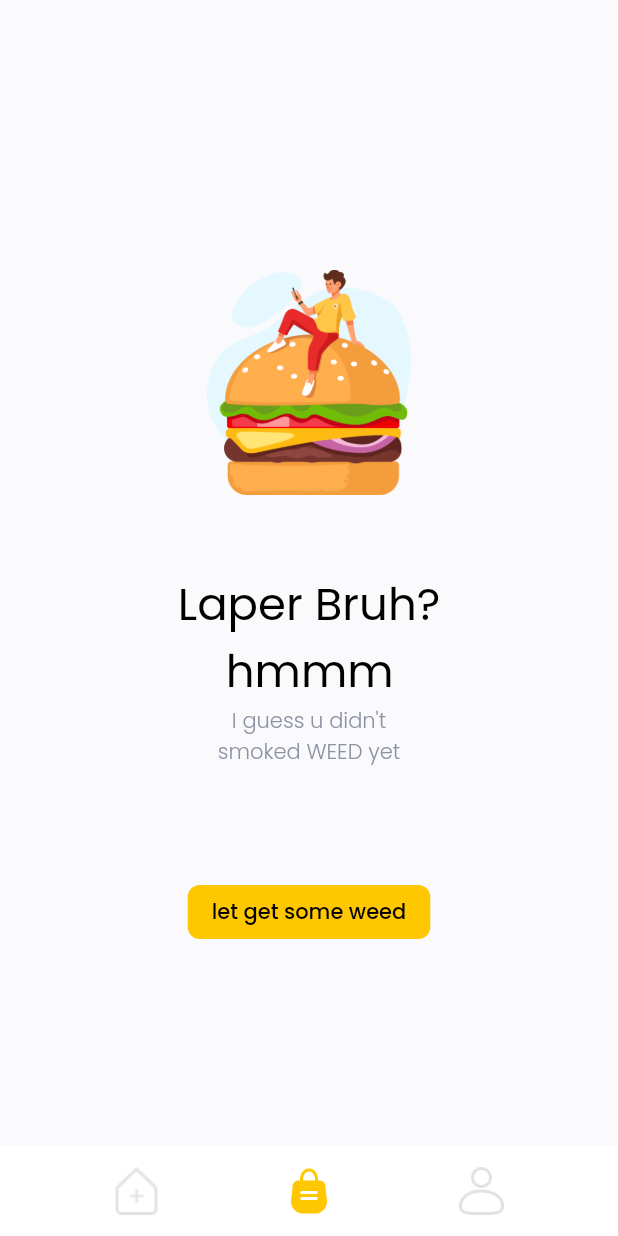
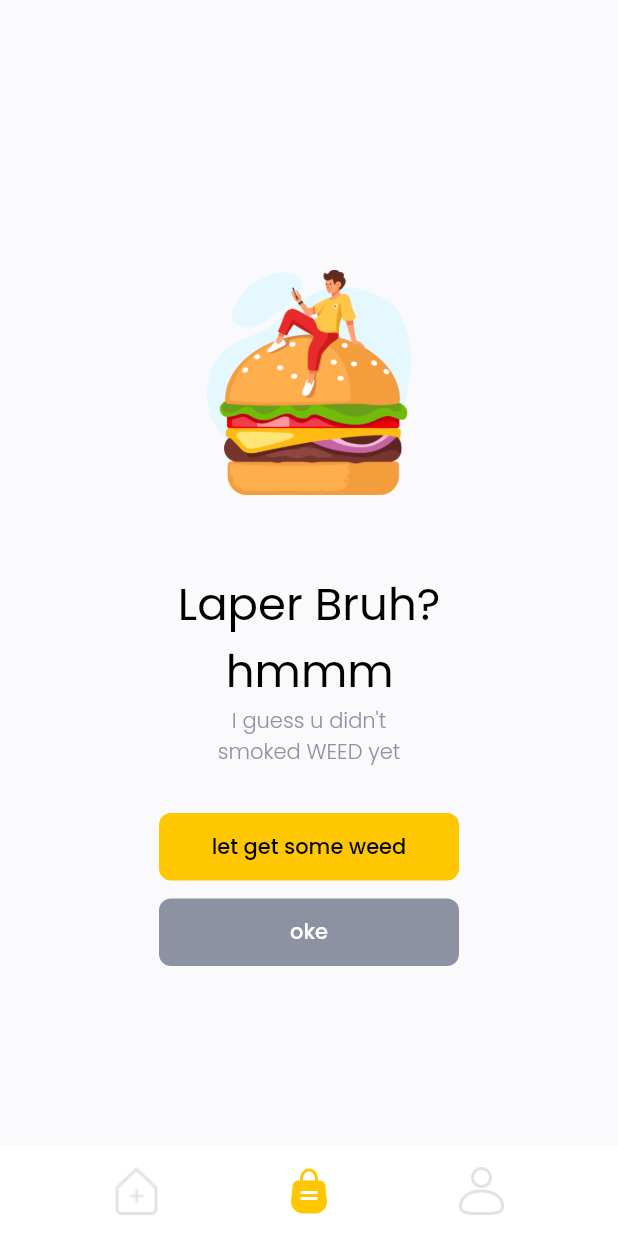
Before and after one commit to egifauzi/wiscool, a Flutter app: the MainPage screen opened directly, swiped to page 2, on a phone screen of 412 x 824 dp. Run offline on Flutter 3.47's test engine with Material 2 defaults, Android fonts, the light colour scheme and no system bars; our stand-ins replace equatable, flutter_spinkit, get, google_fonts, material_design_icons_flutter, supercharged; network calls fail.

Commit message:
success order and signup Illustrasion

```diff
--- a/lib/main.dart
+++ b/lib/main.dart
@@ -13,7 +13,7 @@ class MyApp extends StatelessWidget {
   Widget build(BuildContext context) {
     return GetMaterialApp(
       debugShowCheckedModeBanner: false,
-      home: MainPage(),
+      home: SuccessSignUpPage(),
       // home: PaymentPage(
       //   transaction: Transaction(
       //       food: mockFoods[1],
--- a/lib/ui/pages/illustrasion_page.dart
+++ b/lib/ui/pages/illustrasion_page.dart
@@ -38,9 +38,8 @@ class IllustrasionPage extends StatelessWidget {
               style: greyFontStyle.copyWith(fontWeight: FontWeight.w300),
               textAlign: TextAlign.center),
           Container(
-            margin: EdgeInsets.only(top: 30, bottom: 12),
-          ),
-          Container(
+            width: 200,
+            height: 45,
             margin: EdgeInsets.only(top: 30, bottom: 12),
             child: RaisedButton(
               onPressed: buttonTap1,
@@ -52,7 +51,7 @@ class IllustrasionPage extends StatelessWidget {
                   borderRadius: BorderRadius.circular(8)),
               child: Text(
                 buttonTitle1,
-                style: blackFontStyle3.copyWith(fontWeight: FontWeight.w500),
+                style: blackFontStyle3.copyWith(fontWeight: FontWeight.w500,),
               ),
             ),
           ),
@@ -64,6 +63,8 @@ class IllustrasionPage extends StatelessWidget {
           (buttonTap2 == null)
               ? SizedBox()
               : SizedBox(
+                width: 200,
+                height: 45,
                   child: RaisedButton(
                     onPressed: buttonTap2,
                     elevation: 0,
@@ -71,9 +72,9 @@ class IllustrasionPage extends StatelessWidget {
                     shape: RoundedRectangleBorder(
                         borderRadius: BorderRadius.circular(8)),
                     child: Text(
-                      buttonTitle2,
+                      buttonTitle2 ?? 'title',
                       style:
-                          blackFontStyle3.copyWith(fontWeight: FontWeight.w500),
+                          blackFontStyle3.copyWith(fontWeight: FontWeight.w500, color: Colors.white),
                     ),
                   ),
                 ),
--- a/lib/ui/pages/main_page.dart
+++ b/lib/ui/pages/main_page.dart
@@ -37,8 +37,12 @@ class _MainPageState extends State<MainPage> {
                     title: 'Laper Bruh?\n    hmmm',
                     subtitle: "I guess u didn't\nsmoked WEED yet",
                     picturePath: 'assets/love_burger.png',
+                    buttonTap1: () {},
                     buttonTitle1: 'let get some weed',
-                    buttonTap1: () {}),
+                    buttonTap2: () {},
+                    buttonTitle2: 'oke',
+                    ),
+
               ),
               Center(
                 child: Text('Profile'),
--- a/lib/ui/pages/pages.dart
+++ b/lib/ui/pages/pages.dart
@@ -21,3 +21,5 @@ part 'food_page.dart';
 part 'food_details_page.dart';
 part 'payment_page.dart';
 part 'illustrasion_page.dart';
+part 'success_order_page.dart';
+part 'success_sign_up_page.dart';
```
Also changed, not shown: lib/ui/pages/success_order_page.dart (added, +18 -0 lines), lib/ui/pages/success_sign_up_page.dart (added, +17 -0 lines).
